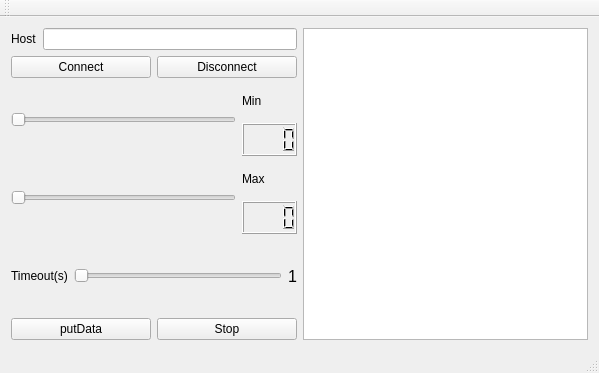
The window that Cliente_Produtor/mainwindow.ui (britomateus/DCA1202-Projeto-Cliente-Produtor-e-Supervisor) describes before a commit, drawn with Qt 5.
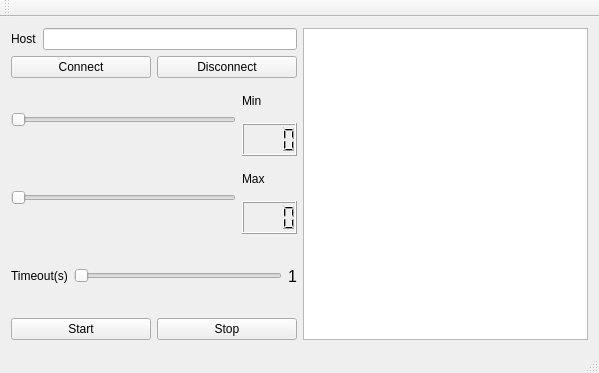
The same window after the commit.

The edit to the form file:
```diff
--- a/Cliente_Produtor/mainwindow.ui
+++ b/Cliente_Produtor/mainwindow.ui
@@ -161,7 +161,7 @@
       <item>
        <widget class="QPushButton" name="pushButtonPut">
         <property name="text">
-         <string>putData</string>
+         <string>Start</string>
         </property>
        </widget>
       </item>
```
Left out of the diff: 2 changed lines with no effect on the pictures.
